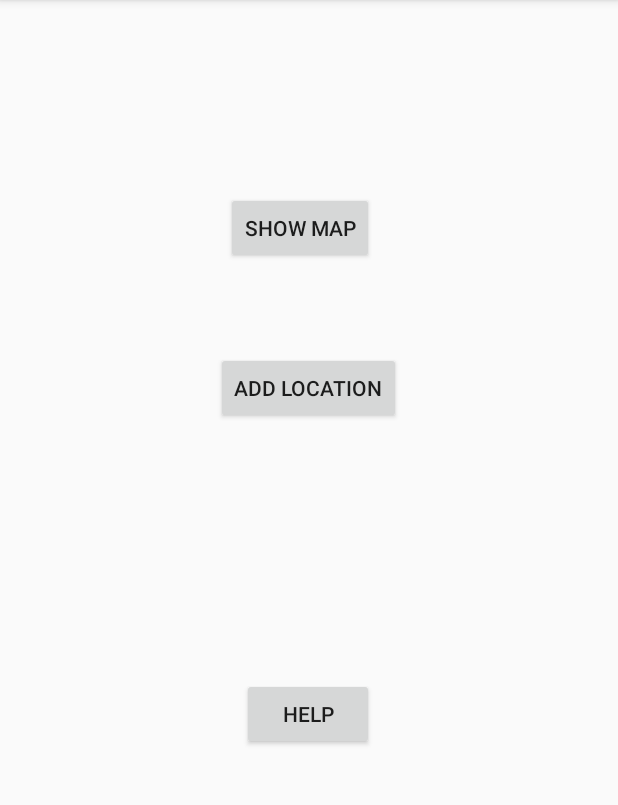
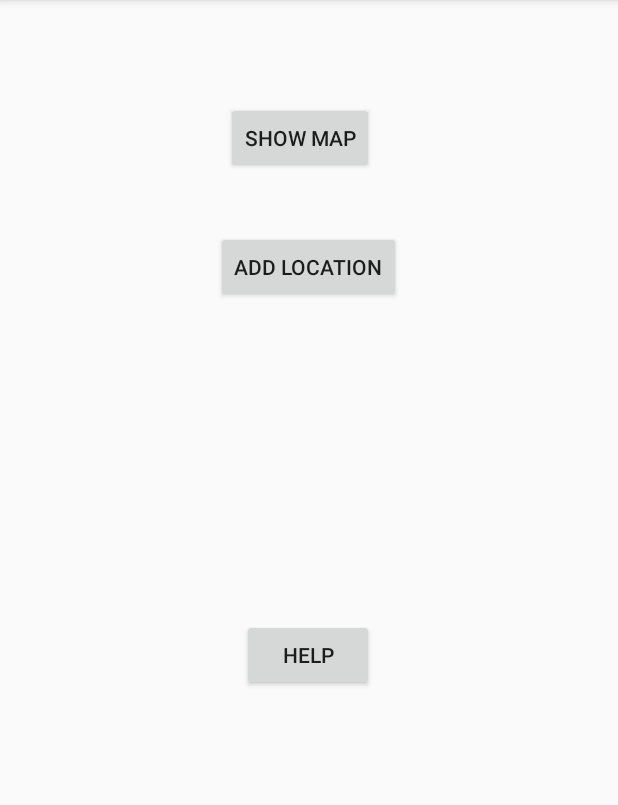
Before and after one commit to maniahania/mobilki, an Android app: the screen it shows after launch (MainActivity), on a phone screen of 412 x 824 dp, the part 84-889 px from its top. Run offline under Robolectric (Android 15) with nearby library versions, the phone set to English and light mode, and no system bars.

Commit message:
Prototyp I: dostosowanie polozenia elementow

```diff
--- a/app/src/main/res/layout/content_main.xml
+++ b/app/src/main/res/layout/content_main.xml
@@ -10,7 +10,7 @@
         android:id="@+id/showMapBtn"
         android:layout_width="wrap_content"
         android:layout_height="wrap_content"
-        android:layout_marginTop="128dp"
+        android:layout_marginTop="68dp"
         android:text="Show Map"
         app:layout_constraintEnd_toEndOf="parent"
         app:layout_constraintHorizontal_bias="0.48"
@@ -27,7 +27,7 @@
         app:layout_constraintHorizontal_bias="0.498"
         app:layout_constraintStart_toStartOf="parent"
         app:layout_constraintTop_toBottomOf="@+id/showMapBtn"
-        app:layout_constraintVertical_bias="0.108" />
+        app:layout_constraintVertical_bias="0.063" />
 
     <EditText
         android:id="@+id/inputLat"
@@ -77,7 +77,7 @@
         android:id="@+id/helpBtn"
         android:layout_width="wrap_content"
         android:layout_height="wrap_content"
-        android:layout_marginTop="12dp"
+        android:layout_marginTop="48dp"
         android:text="Help"
         app:layout_constraintEnd_toEndOf="parent"
         app:layout_constraintHorizontal_bias="0.498"
@@ -86,7 +86,7 @@
 
     <TextView
         android:id="@+id/helpTextView"
-        android:layout_width="379dp"
+        android:layout_width="341dp"
         android:layout_height="118dp"
         android:gravity="center"
         android:text="Points on the map show the areas where the virus is present. \n\nPress 'Add Location' button and provide latitude and longitude to add new location."
@@ -96,5 +96,5 @@
         app:layout_constraintEnd_toEndOf="parent"
         app:layout_constraintStart_toStartOf="parent"
         app:layout_constraintTop_toBottomOf="@+id/helpBtn"
-        app:layout_constraintVertical_bias="0.403" />
+        app:layout_constraintVertical_bias="0.198" />
 </androidx.constraintlayout.widget.ConstraintLayout>
```
